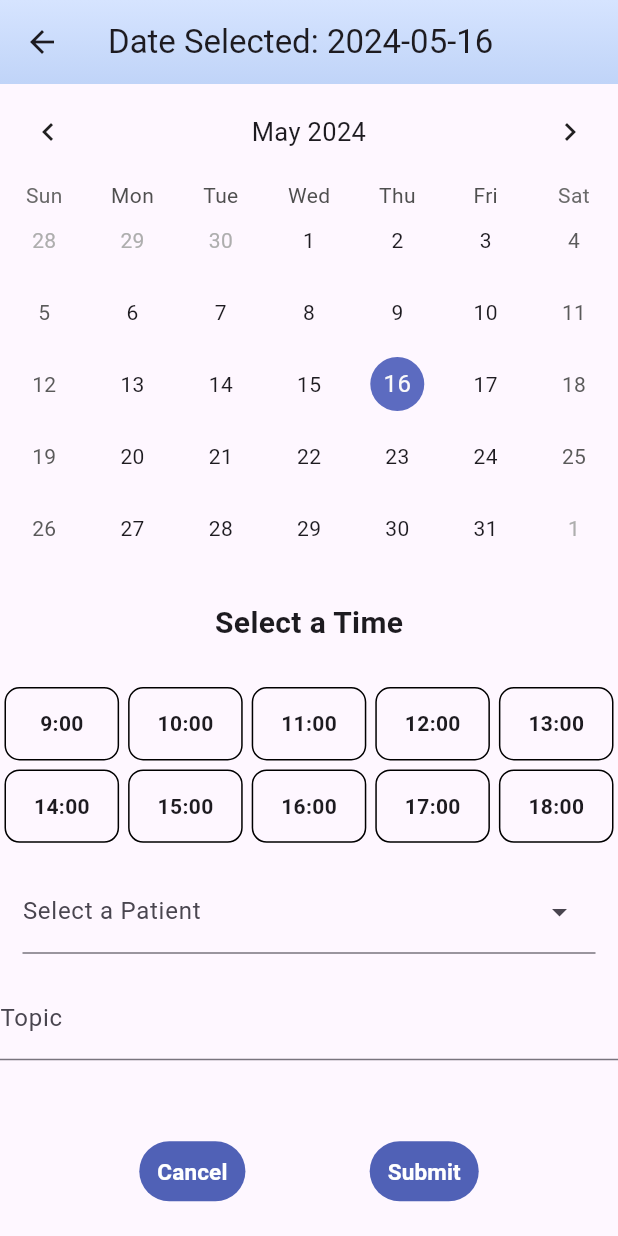
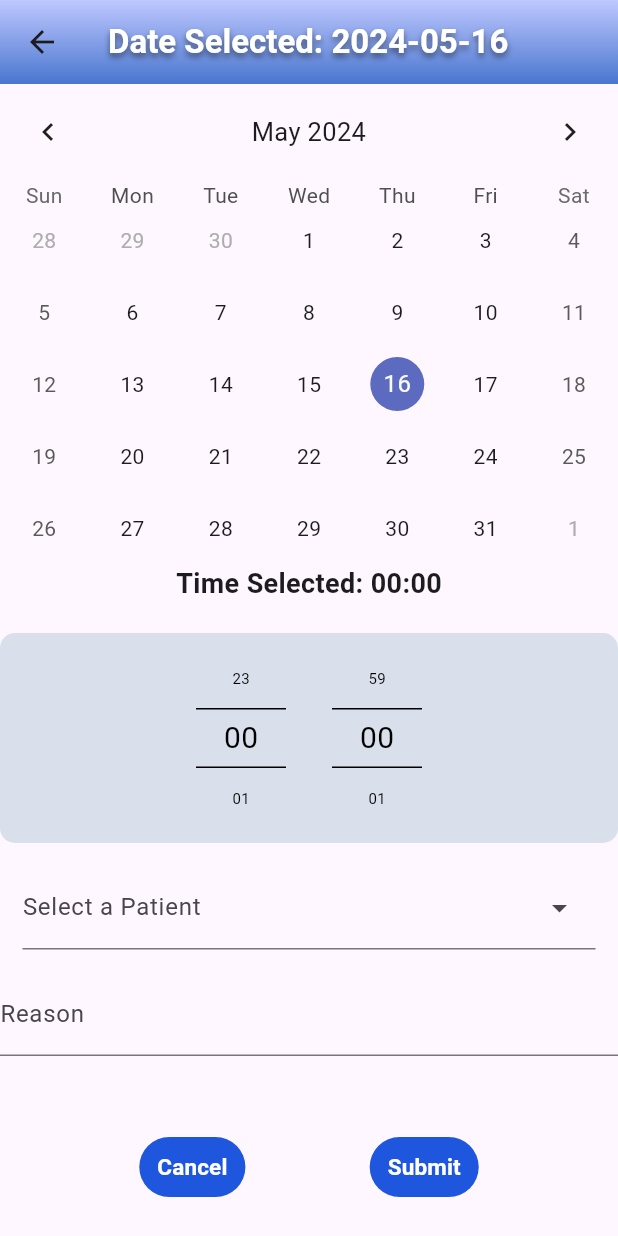
Before and after one commit to jorkd21/MediPal, a Flutter app: the AppointmentDate screen opened directly with empty values, on a phone screen of 412 x 824 dp. Run offline on Flutter 3.47's test engine with Material 3 defaults, Android fonts, the phone set to English and light mode, and no system bars; drawn by our look-alikes of dropdown_search, numberpicker, table_calendar; our stand-ins replace firebase_auth, firebase_core, firebase_database, firebase_storage, image_picker, shared_preferences; missing offline and left inert: firebase_ui_auth; accounts and stored records are empty; generated files the repository leaves out were written again.

Commit message:
appointments update

```diff
--- a/lib/main.dart
+++ b/lib/main.dart
@@ -1,4 +1,3 @@
-
 import 'package:flutter/material.dart';
 // firebase
 import 'package:firebase_core/firebase_core.dart'; // firebase core
@@ -76,15 +75,17 @@ class _MyAppState extends State<MyApp> {
       supportedLocales: AppLocalizations.supportedLocales,
       initialRoute: '/',
       routes: {
-        '/': (context) => LoginPage(),
+        '/': (context) => HomePage(),
         '/Login': (context) => LoginPage(),
         '/SignUp': (context) => SignUpPage(),
         '/PatientForm': (context) => PatientForm(patient: Patient()),
         '/PatientList': (context) => PatientList(),
-        '/AppointmentPage': (context) => AppointmentPage(userUid: FirebaseAuth.instance.currentUser!.uid),
-        '/Dashboard': (context) => Dashboard(userUid: FirebaseAuth.instance.currentUser!.uid),
-        '/UserPatients': (context) =>
-            PractitionerPatients(userUid: FirebaseAuth.instance.currentUser!.uid),
+        '/AppointmentPage': (context) =>
+            AppointmentPage(userUid: FirebaseAuth.instance.currentUser!.uid),
+        '/Dashboard': (context) =>
+            Dashboard(userUid: FirebaseAuth.instance.currentUser!.uid),
+        '/UserPatients': (context) => PractitionerPatients(
+            userUid: FirebaseAuth.instance.currentUser!.uid),
         '/ChatList': (context) => ChatList(),
         '/Settings': (context) => SettingsPage(),
         '/Home': (context) => HomeTestPage(),
--- a/lib/pages/appointment_date.dart
+++ b/lib/pages/appointment_date.dart
@@ -5,6 +5,7 @@ import 'package:dropdown_search/dropdown_search.dart';
 import 'package:medipal/objects/appointment.dart';
 import 'package:medipal/objects/patient.dart';
 import 'package:medipal/objects/practitioner.dart';
+import 'package:numberpicker/numberpicker.dart';
 import 'package:table_calendar/table_calendar.dart';
 
 class AppointmentDate extends StatefulWidget {
@@ -21,12 +22,11 @@ class _AppointmentDateState extends State<AppointmentDate> {
   final User? user = FirebaseAuth.instance.currentUser;
 
   DateTime today = DateTime.now();
-  bool _isWeekend = false;
-  bool _timeselected = false;
-  bool _isButtonDisabled = true;
   int? _currentIndex;
   String? _topic;
   String? _patient;
+  var hour = 0;
+  var minute = 0;
 
   @override
   void initState() {
@@ -63,12 +63,11 @@ class _AppointmentDateState extends State<AppointmentDate> {
   }
 
   void _submitAppointment(String patientId) {
-    if (_currentIndex != null && !_isWeekend) {
     // Calculate the start and end times based on the selected index
     DateTime startTime =
-          DateTime(today.year, today.month, today.day, _currentIndex! + 9, 0);
+        DateTime(today.year, today.month, today.day, hour, minute);
     DateTime endTime =
-          DateTime(today.year, today.month, today.day, _currentIndex! + 10, 0);
+        DateTime(today.year, today.month, today.day, hour + 1, minute);
     setState(() {
       _practitioner.appointments.add(
         Appointment(
@@ -82,17 +81,14 @@ class _AppointmentDateState extends State<AppointmentDate> {
 
     // Show a confirmation message or navigate to another screen if needed
     ScaffoldMessenger.of(context).showSnackBar(SnackBar(
-        content: Text(
-            'Appointment added for $patientId at ${_currentIndex! + 9}:00'),
+      content: Text('Appointment added for $patientId at $hour:$minute'),
     ));
     // Clear the selected index
     setState(() {
       _currentIndex = null;
-        _timeselected = false;
     });
     widget.refreshCallback(); // Call the refresh callback
     Navigator.pop(context); // pop back / not working
-    }
   }
 
   void _getPractitioner() async {
@@ -128,12 +124,23 @@ class _AppointmentDateState extends State<AppointmentDate> {
 
   @override
   Widget build(BuildContext context) {
-    Widget appointmentWidget =
-        _appointmentSelect(); // Create a widget variable for _appointmentSelect()
-
     return Scaffold(
         appBar: AppBar(
-        title: Text("Date Selected: ${today.toString().split(" ")[0]}"),
+          automaticallyImplyLeading: true,
+          title: Text(
+            "Date Selected: ${today.toString().split(" ")[0]}",
+            style: TextStyle(
+              color: Colors.white,
+              fontWeight: FontWeight.bold,
+              shadows: [
+                Shadow(
+                  color: Colors.black.withOpacity(0.5),
+                  offset: const Offset(0, 3),
+                  blurRadius: 5,
+                ),
+              ],
+            ),
+          ),
           flexibleSpace: Container(
             width: MediaQuery.of(context).size.width,
             decoration: const BoxDecoration(
@@ -141,107 +148,101 @@ class _AppointmentDateState extends State<AppointmentDate> {
                 begin: Alignment.bottomCenter,
                 end: Alignment.topCenter,
                 colors: [
-                Color.fromARGB(255, 192, 212, 248), // light blue at bottom
-                Color.fromARGB(255, 214, 228, 255), // White at top
+                  Color.fromARGB(255, 73, 118, 207),
+                  Color.fromARGB(255, 191, 200, 255),
                 ],
               ),
             ),
           ),
         ),
-      body: CustomScrollView(
-        slivers: <Widget>[
-          SliverToBoxAdapter(
+        body: SingleChildScrollView(
             child: Column(
-              children: <Widget>[
-                appointmentWidget, // Use the variable instead of method call because of 'Methods can't be invoked in constant expressions'
-                const Padding(
-                  padding: EdgeInsets.symmetric(horizontal: 10, vertical: 25),
-                  child: Center(
-                    child: Text(
-                      'Select a Time',
-                      style: TextStyle(
-                        fontWeight: FontWeight.bold,
-                        fontSize: 20,
+          children: [
+            TableCalendar(
+              locale: "en_US", //language for the calendar
+              rowHeight: 48,
+              headerStyle: const HeaderStyle(
+                formatButtonVisible: false,
+                titleCentered: true,
+              ),
+              selectedDayPredicate: (daySelected) =>
+                  isSameDay(daySelected, today),
+              focusedDay: today,
+              firstDay: DateTime.utc(2023, 1, 1),
+              lastDay: DateTime.utc(2040, 1, 1),
+              onDaySelected: (daySelected, focusedDay) {
+                setState(() {
+                  today = daySelected;
+                });
+              },
+            ),
+            Text(
+                "Time Selected: ${hour.toString().padLeft(2, '0')}:${minute.toString().padLeft(2, "0")}",
+                style:
+                    const TextStyle(fontWeight: FontWeight.bold, fontSize: 18)),
+            const SizedBox(
+              height: 20,
+            ),
+            Container(
+              padding:
+                  const EdgeInsets.symmetric(horizontal: 100, vertical: 10),
+              decoration: BoxDecoration(
+                  color: Color(0xFFDADFEC),
+                  borderRadius: BorderRadius.circular(10)),
+              child: Row(
+                mainAxisAlignment: MainAxisAlignment.spaceEvenly,
+                children: [
+                  NumberPicker(
+                    minValue: 0,
+                    maxValue: 23,
+                    value: hour,
+                    zeroPad: true,
+                    infiniteLoop: true,
+                    itemWidth: 60,
+                    itemHeight: 40,
+                    onChanged: (value) {
+                      setState(() {
+                        hour = value;
+                      });
+                    },
+                    textStyle:
+                        const TextStyle(color: Colors.black, fontSize: 10),
+                    selectedTextStyle:
+                        const TextStyle(color: Colors.black, fontSize: 20),
+                    decoration: const BoxDecoration(
+                      border: Border(
+                          top: BorderSide(color: Colors.black),
+                          bottom: BorderSide(color: Colors.black)),
                     ),
                   ),
+                  NumberPicker(
+                    minValue: 0,
+                    maxValue: 59,
+                    value: minute,
+                    zeroPad: true,
+                    infiniteLoop: true,
+                    itemWidth: 60,
+                    itemHeight: 40,
+                    onChanged: (value) {
+                      setState(() {
+                        minute = value;
+                      });
+                    },
+                    textStyle:
+                        const TextStyle(color: Colors.black, fontSize: 10),
+                    selectedTextStyle:
+                        const TextStyle(color: Colors.black, fontSize: 20),
+                    decoration: const BoxDecoration(
+                      border: Border(
+                          top: BorderSide(
+                            color: Colors.black,
+                          ),
+                          bottom: BorderSide(color: Colors.black)),
                     ),
                   ),
                 ],
               ),
             ),
-          _isWeekend
-              ? SliverToBoxAdapter(
-                  //Message when no appointment times
-                  child: Container(
-                    padding: const EdgeInsets.symmetric(
-                      horizontal: 10,
-                      vertical: 40,
-                    ),
-                    alignment: Alignment.center,
-                    child: const Text(
-                      //message style
-                      'No Times Available For This Day',
-                      style: TextStyle(
-                        fontSize: 17,
-                        fontWeight: FontWeight.bold,
-                        color: Colors.red,
-                      ),
-                    ),
-                  ),
-                )
-              : SliverGrid(
-                  delegate: SliverChildBuilderDelegate(
-                    (context, index) {
-                      return InkWell(
-                        splashColor: Colors.transparent,
-                        onTap: () {
-                          setState(() {
-                            _currentIndex = index;
-                            _timeselected = true;
-                          });
-                        },
-                        child: Container(
-                          margin: const EdgeInsets.all(3),
-                          decoration: BoxDecoration(
-                            border: Border.all(
-                              color: _currentIndex == index
-                                  ? Colors.white
-                                  : Colors.black,
-                            ),
-                            borderRadius: BorderRadius.circular(10),
-                            color:
-                                _currentIndex == index //color of buton pressed
-                                    ? const Color.fromARGB(197, 29, 53, 161)
-                                    : null,
-                          ),
-                          alignment: Alignment.center,
-                          child: Text(
-                            //times begin at 9 and increments by one for each button being created
-                            '${index + 9}:00',
-                            style: TextStyle(
-                              fontWeight: FontWeight.bold,
-                              color:
-                                  _currentIndex == index ? Colors.white : null,
-                            ),
-                          ),
-                        ),
-                      );
-                    },
-                    childCount: 10, //number of buttons of times created
-                  ),
-                  gridDelegate: const SliverGridDelegateWithFixedCrossAxisCount(
-                      crossAxisCount: 5, //amount of buttons per row
-                      childAspectRatio: 1.5), //size ratio of the buttons
-                ),
-          _isWeekend
-              ? const SliverToBoxAdapter(
-                  child: SizedBox
-                      .shrink(), //creates the smallest box possible in place of null
-                )
-              : SliverToBoxAdapter(
-                  //the submit button
-                  child: Column(
-                    children: [
             Padding(
               padding: const EdgeInsets.all(15),
               child: DropdownSearch<Patient>(
@@ -267,7 +268,7 @@ class _AppointmentDateState extends State<AppointmentDate> {
               ),
             ),
             TextField(
-                        decoration: InputDecoration(labelText: 'Topic'),
+              decoration: InputDecoration(labelText: 'Reason'),
               onChanged: (value) {
                 setState(() {
                   _topic = value;
@@ -275,8 +276,7 @@ class _AppointmentDateState extends State<AppointmentDate> {
               },
             ),
             Container(
-                        padding: const EdgeInsets.symmetric(
-                            horizontal: 10, vertical: 50),
+              padding: const EdgeInsets.symmetric(horizontal: 10, vertical: 50),
               child: SizedBox(
                 child: Row(
                   mainAxisAlignment: MainAxisAlignment.spaceEvenly,
@@ -287,8 +287,7 @@ class _AppointmentDateState extends State<AppointmentDate> {
                       },
                       style: const ButtonStyle(
                         backgroundColor: MaterialStatePropertyAll(
-                                    Color.fromARGB(
-                                        197, 29, 53, 161), //button color
+                            Color(0xFF1F56DE) //button color
                             ),
                       ),
                       child: const Text(
@@ -301,17 +300,11 @@ class _AppointmentDateState extends State<AppointmentDate> {
                       ),
                     ),
                     TextButton(
-                                onPressed: //disables button if time is not picked or the day is not available
-                                    _isButtonDisabled && _timeselected
-                                        ? () => {
-                                              _submitAppointment(_patient!),
-                                              setState(() {})
-                                            }
-                                        : null,
+                      onPressed: () =>
+                          {_submitAppointment(_patient!), setState(() {})},
                       style: const ButtonStyle(
                         backgroundColor: MaterialStatePropertyAll(
-                                    Color.fromARGB(
-                                        197, 29, 53, 161), //button color
+                            Color(0xFF1F56DE) //button color
                             ),
                       ),
                       child: const Text(
@@ -328,44 +321,6 @@ class _AppointmentDateState extends State<AppointmentDate> {
               ),
             ),
           ],
-                  ),
-                ),
-        ],
-      ),
-    );
-  }
-
-  Widget _appointmentSelect() {
-    return SafeArea(
-      child: TableCalendar(
-        locale: "en_US", //language for the calendar
-        rowHeight: 48,
-        headerStyle: const HeaderStyle(
-          formatButtonVisible: false,
-          titleCentered: true,
-        ),
-        selectedDayPredicate: (daySelected) => isSameDay(daySelected, today),
-        focusedDay: today,
-        firstDay: DateTime.utc(2023, 1, 1),
-        lastDay: DateTime.utc(2040, 1, 1),
-        onDaySelected: (daySelected, focusedDay) {
-          setState(() {
-            today = daySelected;
-
-            //checks if selected date is a weekend
-            //can change to other days that the clinic is closed
-            if (today.weekday == 6 || today.weekday == 7) {
-              _isWeekend = true;
-              _timeselected = false;
-              _currentIndex = null;
-              _isButtonDisabled = false;
-            } else {
-              _isWeekend = false;
-              _isButtonDisabled = true;
-            }
-          });
-        },
-      ),
-    );
+        )));
   }
 }
--- a/lib/pages/patient_list.dart
+++ b/lib/pages/patient_list.dart
@@ -187,7 +187,7 @@ class PatientListState extends State<PatientList> {
       ),
       body: _patients.isNotEmpty
           ? Container(
-              padding: const EdgeInsets.fromLTRB(20, 40, 20, 0),
+              padding: const EdgeInsets.fromLTRB(20, 10, 20, 0),
               color: Colors.white,
               child: SizedBox(
                 height: MediaQuery.of(context).size.height -
--- a/lib/pages/user_list.dart
+++ b/lib/pages/user_list.dart
@@ -138,7 +138,7 @@ class PractitionerListState extends State<PractitionerList> {
       ),
       body: _practitioners.isNotEmpty
           ? Container(
-              padding: const EdgeInsets.fromLTRB(20, 40, 20, 0),
+              padding: const EdgeInsets.fromLTRB(20, 10, 20, 0),
               color: Colors.white,
               child: SizedBox(
                 height: MediaQuery.of(context).size.height -
--- a/pubspec.yaml
+++ b/pubspec.yaml
@@ -44,6 +44,7 @@ dependencies:
   google_sign_in: ^6.2.1
   firebase_ui_oauth_google: ^1.3.1
   table_calendar: ^3.0.0
+  numberpicker: ^2.1.1
   dropdown_search: ^5.0.6
   image_picker: ^1.1.0
   firebase_storage: ^11.7.4
```
Also changed, not shown: pubspec.lock, 1 other file. Lines whose indentation alone changed are shown as unchanged.
